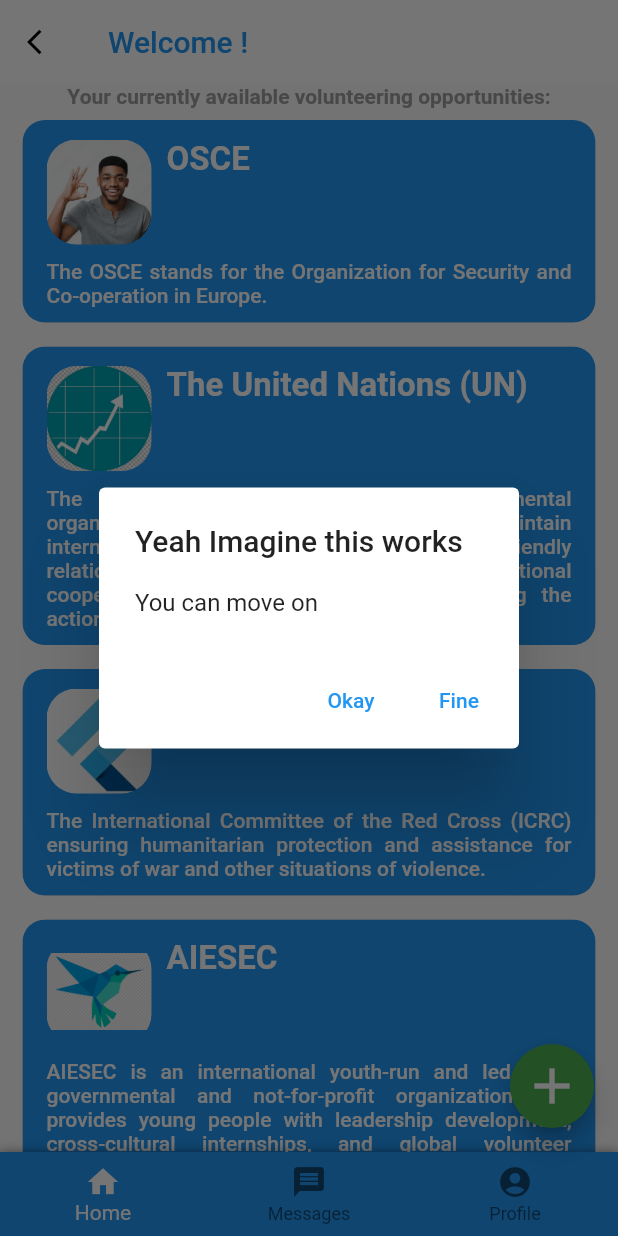
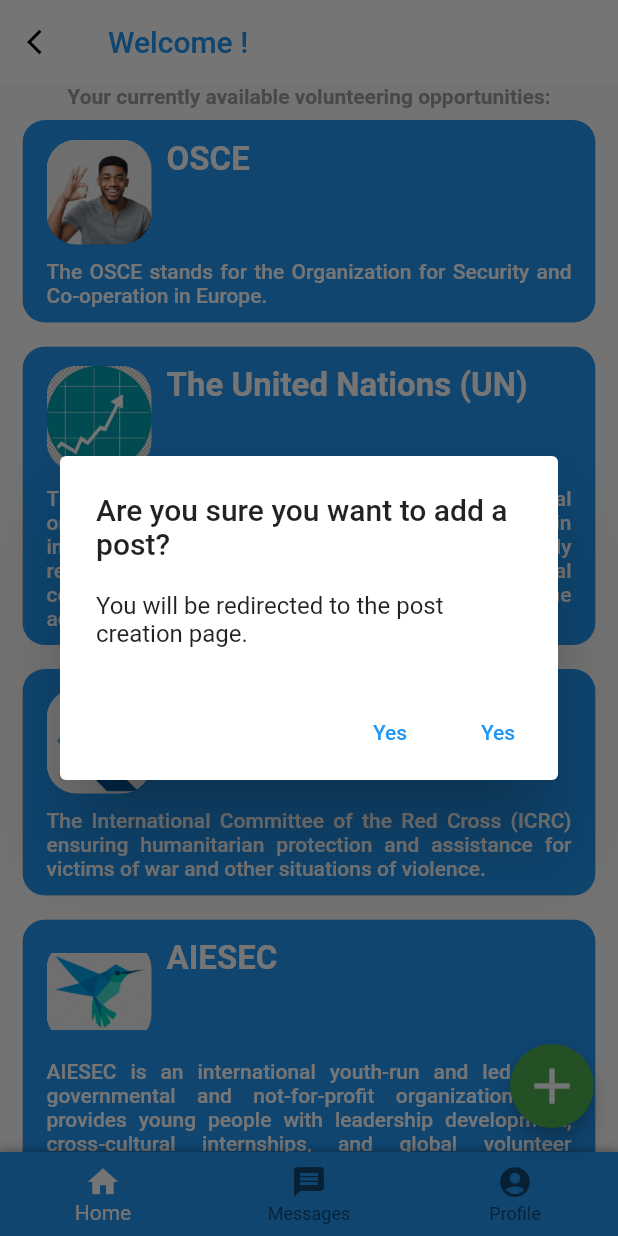
Before and after one commit to NedimKunovac/graduation_project, a Flutter app: the screen it shows once a user with an empty profile is signed in, after a tap on the "add" icon, on a phone screen of 412 x 824 dp. Run offline on Flutter 3.47's test engine with Material 2 defaults, Android fonts, the phone set to English and light mode, and no system bars; drawn by our look-alikes of flutter_fadein; our stand-ins replace cloud_firestore, email_validator, firebase_auth, firebase_core, firebase_storage, flash and 1 more; accounts and stored records are empty.

Commit message:
Added updated popup to dashboard + button

```diff
--- a/lib/dashboard.dart
+++ b/lib/dashboard.dart
@@ -6,7 +6,6 @@ import 'package:firebase_storage/firebase_storage.dart';
 import 'package:cloud_firestore/cloud_firestore.dart';
 import 'package:flutter_fadein/flutter_fadein.dart';
 import 'viewAdvertisements.dart';
-import 'dart:developer';
 
 ///Dashboard, main page of the app
 ///Make sure hide code for easier view
@@ -98,17 +97,24 @@ class _DashboardState extends State<Dashboard> {
           onPressed: () => showDialog<String>(
             context: context,
             builder: (BuildContext context) => AlertDialog(
-              title: const Text('Yeah Imagine this works'),
-              content: const Text('You can move on'),
+              title: const Text('Are you sure you want to add a post?'),
+              content: const Text('You will be redirected to the post creation page.'),
               actions: <Widget>[
                 TextButton(
-                  onPressed: () => Navigator.pop(context, 'Okay'),
-                  child: const Text('Okay'),
+                  onPressed: () => Navigator.pushReplacement(
+                      context,
+                      MaterialPageRoute(
+                          builder: (context) => SizedBox.shrink())),
+                  child: const Text('Yes'),
                 ),
                 TextButton(
-                  onPressed: () => Navigator.pop(context, 'Fine'),
-                  child: const Text('Fine'),
+                  onPressed: () => Navigator.pop(
+                      context,
+                      MaterialPageRoute(
+                          builder: (context) => Dashboard())),
+                  child: const Text('Yes'),
                 ),
+
               ],
             ),
           ),
```
